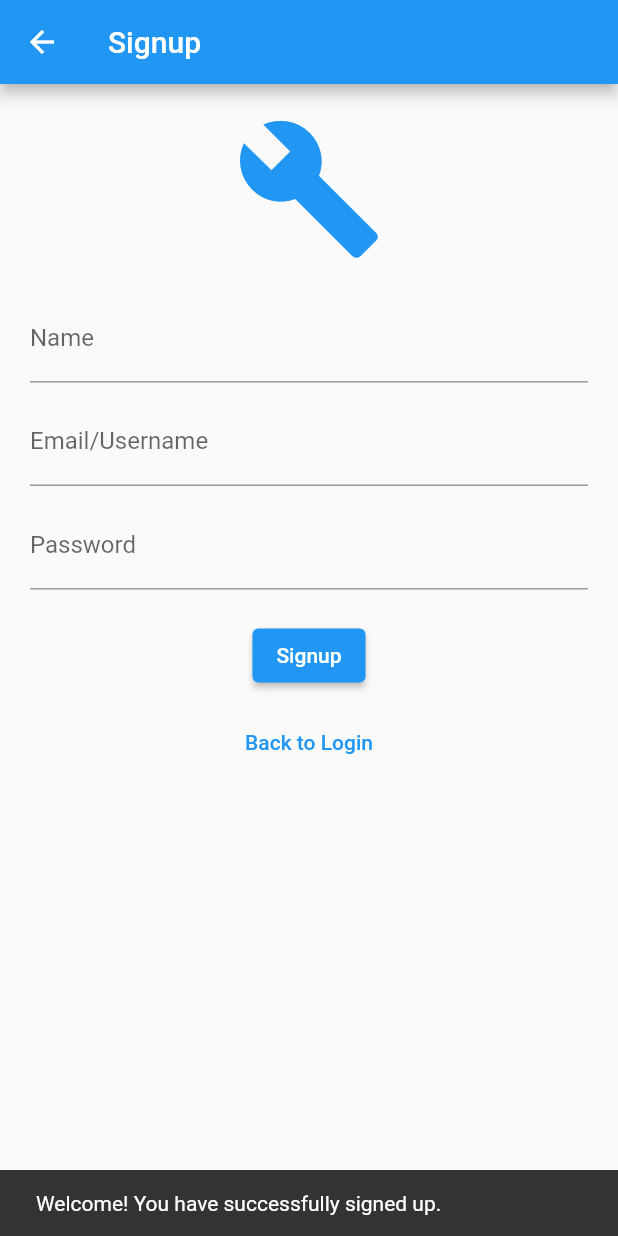
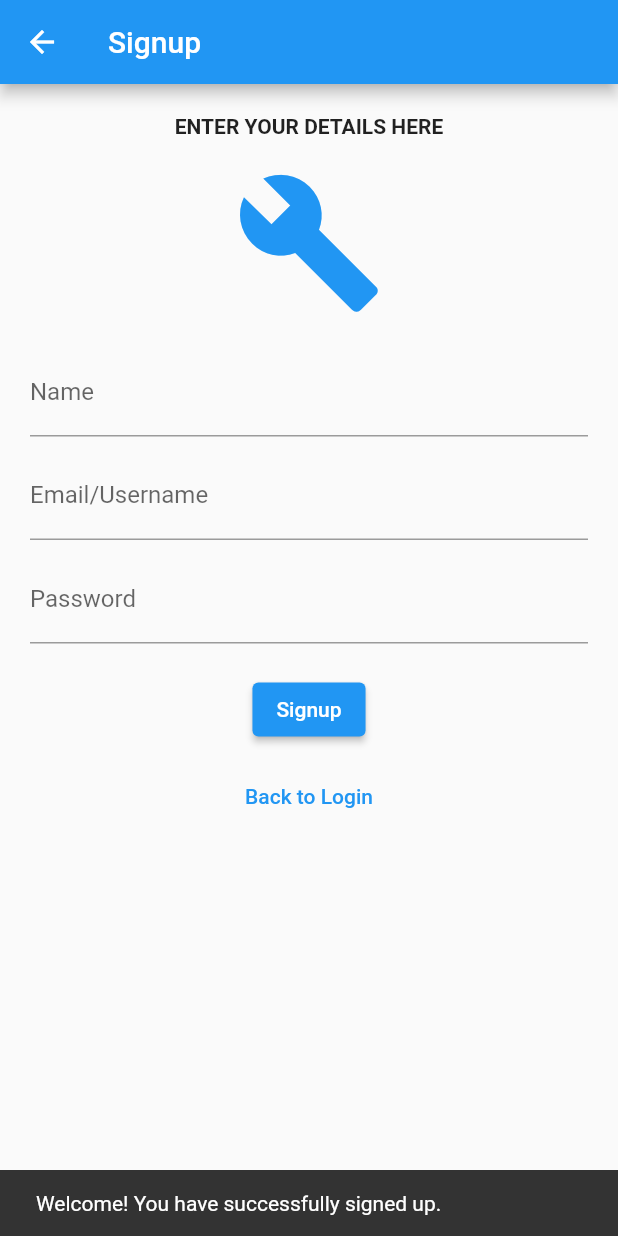
Before and after one commit to owinymarvin/classflutter, a Flutter app: the SignupScreen screen opened directly, after a tap on "Signup", on a phone screen of 412 x 824 dp. Run offline on Flutter 3.47's test engine with Material 2 defaults, Android fonts, the phone set to English and light mode, and no system bars; our stand-ins replace firebase_auth, firebase_core; accounts and stored records are empty; network calls fail.

Commit message:
a message in the sign up page

```diff
--- a/lib/signup_screen.dart
+++ b/lib/signup_screen.dart
@@ -13,6 +13,11 @@ class SignupScreen extends StatelessWidget {
           child: Column(
             mainAxisAlignment: MainAxisAlignment.center,
             children: [
+              Text( // Fix 1: Changed "text=" to "Text("
+                "ENTER YOUR DETAILS HERE",
+                style: TextStyle(fontWeight: FontWeight.bold),
+              ),
+              SizedBox(height: 20),
               Icon(
                 Icons.build,
                 size: 100,
@@ -41,7 +46,7 @@ class SignupScreen extends StatelessWidget {
               ElevatedButton(
                 onPressed: () {
                   // TODO: Implement signup functionality
-                  _showWelcomeSnackbar(context); // Call this method after successful signup
+                  _showWelcomeSnackbar(context);
                 },
                 child: Text('Signup'),
               ),
```
